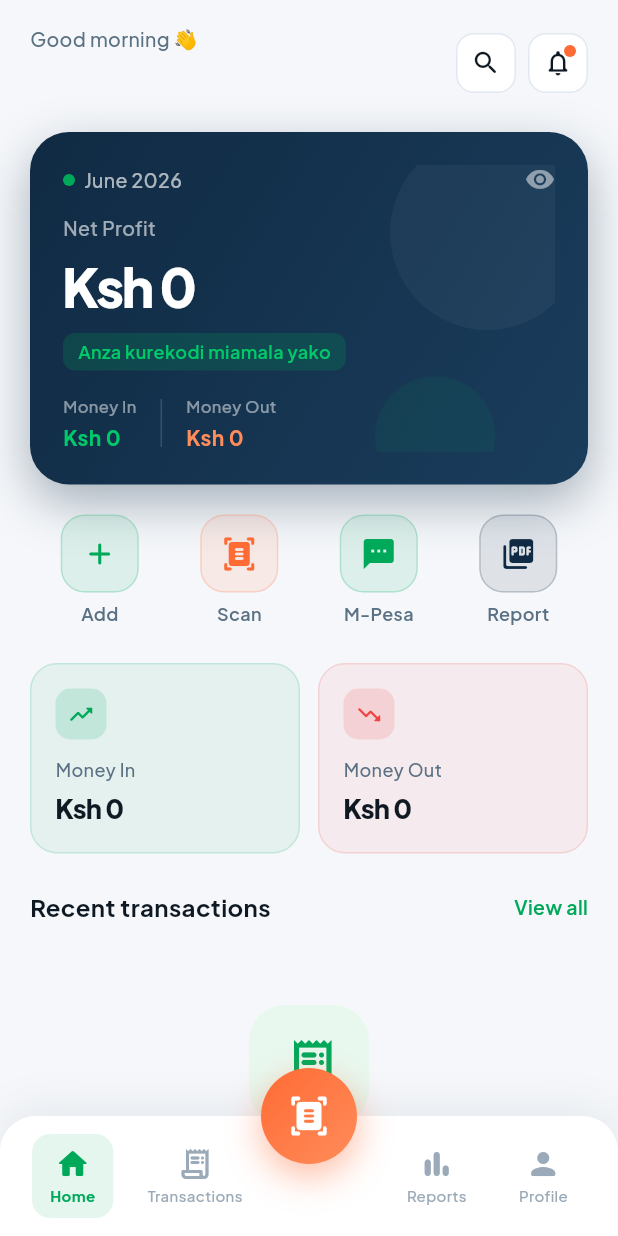
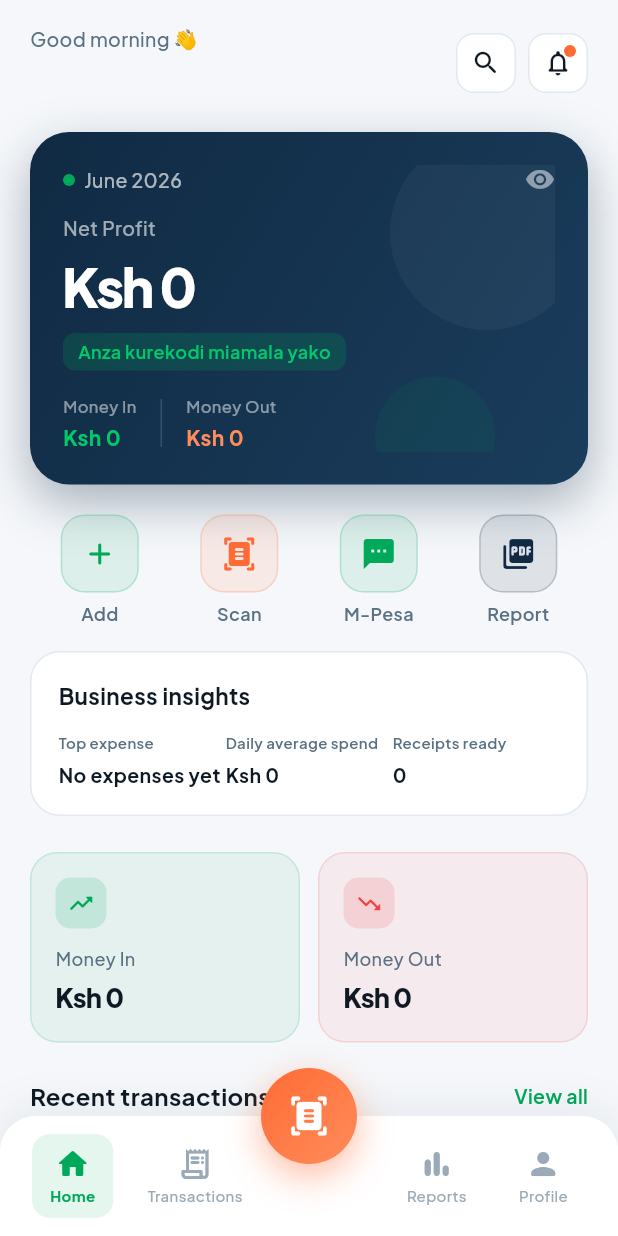
Before and after one commit to mwangisamuel-dev/suku, a Flutter app: the HomeScreen screen opened directly, on a phone screen of 412 x 824 dp. Run offline on Flutter 3.47's test engine with Material 3 defaults, Android fonts, the phone set to English and light mode, and no system bars; our stand-ins replace fl_chart, flutter_local_notifications, flutter_secure_storage, google_fonts, image_picker, local_auth and 6 more; missing offline and left inert: google_mlkit_text_recognition, telephony; accounts and stored records are empty.

Commit message:
feat: Add Business Insights Card to Home Screen and Invoice Sharing in Transaction Detail
- Implemented _BusinessInsightsCard to display top expense, daily average spend, and receipt count on the home screen.
- Added language support for business insights titles and labels in LanguageService.
- Introduced invoice sharing functionality in TransactionDetailScreen using PdfService.
- Enhanced PDF generation for invoices with detailed transaction information.
- Updated UI components for better user experience and consistency.

```diff
--- a/lib/screens/home_screen.dart
+++ b/lib/screens/home_screen.dart
@@ -357,6 +357,8 @@ class _DashboardTab extends StatelessWidget {
                     ),
                   ],
                 ),
+                const SizedBox(height: 16),
+                _BusinessInsightsCard(summary: summary, transactions: transactions),
                 const SizedBox(height: 24),
               ],
             ),
@@ -759,6 +761,100 @@ class _BalanceCard extends StatelessWidget {
               ),
             ],
           ),
+        ],
+      ),
+    );
+  }
+}
+
+class _BusinessInsightsCard extends StatelessWidget {
+  final MonthlySummary summary;
+  final List<Transaction> transactions;
+
+  const _BusinessInsightsCard({required this.summary, required this.transactions});
+
+  @override
+  Widget build(BuildContext context) {
+    final topExpense = summary.byCategory.entries.toList()..sort((a, b) => b.value.compareTo(a.value));
+    final best = topExpense.isNotEmpty ? topExpense.first : null;
+    final daysInMonth = DateTime.now().day;
+    final averageExpense = daysInMonth > 0 ? summary.totalExpenses / daysInMonth : 0.0;
+    final receiptCount = transactions.where((t) {
+      final note = t.notes?.toLowerCase() ?? '';
+      return t.title.toLowerCase().contains('receipt') || note.contains('receipt');
+    }).length;
+
+    return Container(
+      width: double.infinity,
+      padding: const EdgeInsets.all(18),
+      decoration: BoxDecoration(
+        color: SukuColors.surface,
+        borderRadius: BorderRadius.circular(20),
+        border: Border.all(color: SukuColors.border),
+      ),
+      child: Column(
+        crossAxisAlignment: CrossAxisAlignment.start,
+        children: [
+          Text(
+            LanguageService.text('businessInsightsTitle'),
+            style: GoogleFonts.plusJakartaSans(
+              fontSize: 15,
+              fontWeight: FontWeight.w700,
+              color: SukuColors.textPrimary,
+            ),
+          ),
+          const SizedBox(height: 14),
+          Row(
+            mainAxisAlignment: MainAxisAlignment.spaceBetween,
+            children: [
+              _InsightStat(
+                label: LanguageService.text('businessInsightsTopCategory'),
+                value: best != null
+                    ? '${best.key.label}\nKsh ${NumberFormat('#,##0').format(best.value)}'
+                    : LanguageService.text('topExpenseNone'),
+              ),
+              _InsightStat(
+                label: LanguageService.text('businessInsightsDailyAverage'),
+                value: 'Ksh ${NumberFormat('#,##0').format(averageExpense)}',
+              ),
+              _InsightStat(
+                label: LanguageService.text('businessInsightsReceipts'),
+                value: '$receiptCount',
+              ),
+            ],
+          ),
+        ],
+      ),
+    );
+  }
+}
+
+class _InsightStat extends StatelessWidget {
+  final String label;
+  final String value;
+
+  const _InsightStat({required this.label, required this.value});
+
+  @override
+  Widget build(BuildContext context) {
+    return Expanded(
+      child: Column(
+        crossAxisAlignment: CrossAxisAlignment.start,
+        children: [
+          Text(label,
+              style: GoogleFonts.plusJakartaSans(
+                fontSize: 10,
+                color: SukuColors.textSecondary,
+                fontWeight: FontWeight.w600,
+              )),
+          const SizedBox(height: 6),
+          Text(value,
+              style: GoogleFonts.plusJakartaSans(
+                fontSize: 13,
+                fontWeight: FontWeight.w700,
+                color: SukuColors.textPrimary,
+                height: 1.3,
+              )),
         ],
       ),
     );
--- a/lib/services/language_service.dart
+++ b/lib/services/language_service.dart
@@ -92,6 +92,11 @@ class LanguageService {
       'greetingEvening': 'Good evening',
       'recentTransactionsTitle': 'Recent transactions',
       'monthlySpending': 'Monthly spending',
+      'businessInsightsTitle': 'Business insights',
+      'businessInsightsTopCategory': 'Top expense',
+      'businessInsightsDailyAverage': 'Daily average spend',
+      'businessInsightsReceipts': 'Receipts ready',
+      'topExpenseNone': 'No expenses yet',
       'seeAll': 'See all',
       'viewAll': 'View all',
       'noTransactionsTitle': 'No transactions yet',
@@ -133,6 +138,12 @@ class LanguageService {
       'payButton': 'Pay',
       'paymentSuccess': 'Payment confirmed',
       'paymentCancelled': 'Payment cancelled',
+      'invoiceGenerateSuccess': 'Invoice generated',
+      'invoiceShareError': 'Could not share invoice',
+      'shareInvoice': 'Share invoice',
+      'downloadInvoice': 'Download invoice',
+      'receiptPreview': 'Receipt preview',
+      'receiptNotAttached': 'No receipt image attached',
       'okButton': 'OK',
       'settingsSubscription': 'Subscription Plan',
       'settingsMpesa': 'M-Pesa Settings',
@@ -196,6 +207,11 @@ class LanguageService {
       'greetingEvening': 'Habari za jioni',
       'recentTransactionsTitle': 'Miamala ya hivi karibuni',
       'monthlySpending': 'Matumizi ya mwezi',
+      'businessInsightsTitle': 'Maelezo ya Biashara',
+      'businessInsightsTopCategory': 'Matumizi makubwa',
+      'businessInsightsDailyAverage': 'Wastani wa kila siku',
+      'businessInsightsReceipts': 'Risiti tayari',
+      'topExpenseNone': 'Hakuna matumizi bado',
       'seeAll': 'Tazama zote',
       'viewAll': 'Angalia zote',
       'noTransactionsTitle': 'Hakuna miamala bado',
@@ -237,6 +253,12 @@ class LanguageService {
       'payButton': 'Lipa',
       'paymentSuccess': 'Malipo yamethibitishwa',
       'paymentCancelled': 'Malipo yametagwa',
+      'invoiceGenerateSuccess': 'Ankara imeundwa',
+      'invoiceShareError': 'Haikuweza kushiriki ankara',
+      'shareInvoice': 'Shiriki ankara',
+      'downloadInvoice': 'Pakua ankara',
+      'receiptPreview': 'Onyesho la risiti',
+      'receiptNotAttached': 'Hakuna picha ya risiti',
       'okButton': 'Sawa',
       'settingsSubscription': 'Mpango wa Usajili',
       'settingsMpesa': 'Mipangilio ya M-Pesa',
```
Also changed, not shown: lib/screens/transaction_detail_screen.dart (+158 -148 lines), lib/services/pdf_service.dart (+142 -160 lines).
